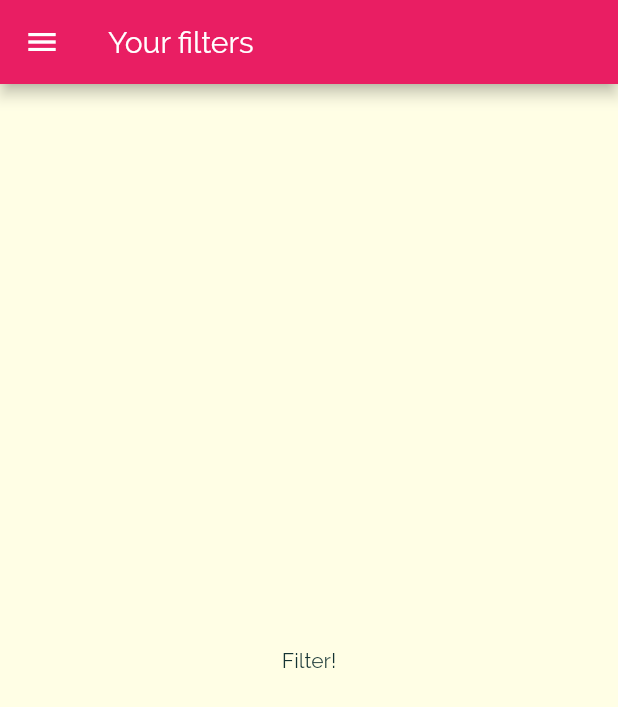
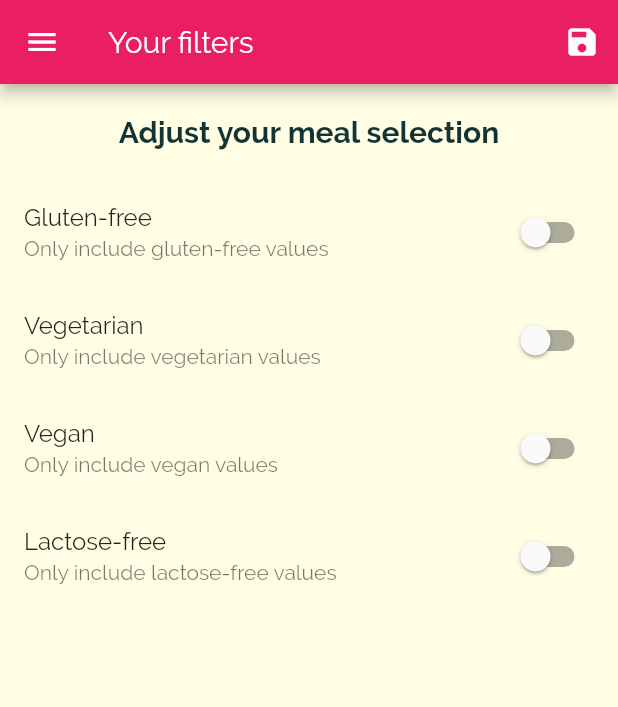
Before and after one commit to zubeirom/flutter_meals, a Flutter app: the FilterScreen screen opened by its route, on a phone screen of 412 x 824 dp. Shown: the top 707 px of the screen. Run offline on Flutter 3.47's test engine with Material 2 defaults, Android fonts, the phone set to English and light mode, and no system bars.

Commit message:
add filtering

```diff
--- a/lib/main.dart
+++ b/lib/main.dart
@@ -1,6 +1,8 @@
 import 'package:flutter/material.dart';
+import './dummy-data.dart';
 import './screens/filters_screen.dart';
 import './screens/meal_detail_screen.dart';
+import 'models/meal.dart';
 import 'screens/categories_screen.dart';
 import './screens/category_meals_screen.dart';
 
@@ -10,8 +12,43 @@ void main() {
   runApp(MyApp());
 }
 
-class MyApp extends StatelessWidget {
-  // This widget is the root of your application.
+class MyApp extends StatefulWidget {
+  @override
+  _MyAppState createState() => _MyAppState();
+}
+
+class _MyAppState extends State<MyApp> {
+  Map<String, bool> _filters = {
+    'gluten': false,
+    'lactose': false,
+    'vegan': false,
+    'vegetarian': false
+  };
+
+  List<Meal> _availableMeals = DUMMY_MEALS;
+
+  void _setFilters(Map<String, bool> filterData) {
+    setState(() {
+      _filters = filterData;
+      _availableMeals = DUMMY_MEALS.where((meal) {
+        if (_filters['gluten'] && !meal.isGlutenFree) {
+          return false;
+        }
+        if (_filters['lactose'] && !meal.isLactoseFree) {
+          return false;
+        }
+        if (_filters['vegan'] && !meal.isVegan) {
+          return false;
+        }
+        if (_filters['vegetarian'] && !meal.isVegetarian) {
+          return false;
+        }
+
+        return true;
+      }).toList();
+    });
+  }
+
   @override
   Widget build(BuildContext context) {
     return MaterialApp(
@@ -34,9 +71,10 @@ class MyApp extends StatelessWidget {
       initialRoute: '/',
       routes: {
         '/': (ctx) => TabsScreen(),
-        CategoryMealsScreen.routeName: (ctx) => CategoryMealsScreen(),
+        CategoryMealsScreen.routeName: (ctx) =>
+            CategoryMealsScreen(_availableMeals),
         MealDetailScreen.routeName: (ctx) => MealDetailScreen(),
-        FilterScreen.routeName: (ctx) => FilterScreen(),
+        FilterScreen.routeName: (ctx) => FilterScreen(_filters, _setFilters),
       },
       // onGenerateRoute: (settings) {
       //   print(settings.arguments);
--- a/lib/screens/category_meals_screen.dart
+++ b/lib/screens/category_meals_screen.dart
@@ -1,10 +1,13 @@
 import 'package:flutter/material.dart';
 import '../models/meal.dart';
 import '../widgets/meal_item.dart';
-import '../dummy-data.dart';
 
 class CategoryMealsScreen extends StatefulWidget {
   static const routeName = '/category-meals';
+
+  final List<Meal> availableMeals;
+
+  CategoryMealsScreen(this.availableMeals);
 
   @override
   _CategoryMealsScreenState createState() => _CategoryMealsScreenState();
@@ -23,7 +26,7 @@ class _CategoryMealsScreenState extends State<CategoryMealsScreen> {
 
       categoryTitle = routeArgs['title'];
       final categoryId = routeArgs['id'];
-      displayedMeals = DUMMY_MEALS.where((meal) {
+      displayedMeals = widget.availableMeals.where((meal) {
         return meal.categories.contains(categoryId);
       }).toList();
       _loadedInitData = true;
--- a/lib/screens/filters_screen.dart
+++ b/lib/screens/filters_screen.dart
@@ -1,16 +1,105 @@
 import 'package:flutter/material.dart';
 import 'package:flutter_meals/widgets/main_drawer.dart';
 
-class FilterScreen extends StatelessWidget {
+class FilterScreen extends StatefulWidget {
   static const routeName = '/filters';
+
+  final Function saveFilters;
+
+  Map<String, bool> currentFilters;
+
+  FilterScreen(this.currentFilters, this.saveFilters);
+
+  @override
+  _FilterScreenState createState() => _FilterScreenState();
+}
+
+class _FilterScreenState extends State<FilterScreen> {
+  bool _glutenFree = false;
+  bool _vegetarian = false;
+  bool _vegan = false;
+  bool _lactoseFree = false;
+
+  @override
+  initState() {
+    _glutenFree = widget.currentFilters['gluten'];
+    _vegetarian = widget.currentFilters['vegetarian'];
+    _vegan = widget.currentFilters['vegan'];
+    _lactoseFree = widget.currentFilters['lactose'];
+    super.initState();
+  }
+
+  Widget _buildSwitchListTile(String title, String description,
+      bool currentValue, Function updateValue) {
+    return SwitchListTile(
+      value: currentValue,
+      onChanged: updateValue,
+      title: Text(title),
+      subtitle: Text(description),
+    );
+  }
 
   @override
   Widget build(BuildContext context) {
     return Scaffold(
-      appBar: AppBar(title: Text('Your filters')),
+      appBar: AppBar(
+        title: Text('Your filters'),
+        actions: [
+          IconButton(
+            icon: Icon(Icons.save),
+            onPressed: () => widget.saveFilters({
+              'gluten': _glutenFree,
+              'lactose': _lactoseFree,
+              'vegan': _vegan,
+              'vegetarian': _vegetarian
+            }),
+          ),
+        ],
+      ),
       drawer: MainDrawer(),
-      body: Center(
-        child: Text('Filter!'),
+      body: Column(
+        children: [
+          Container(
+            padding: EdgeInsets.all(20),
+            child: Text(
+              'Adjust your meal selection',
+              style: Theme.of(context).textTheme.headline1,
+            ),
+          ),
+          Expanded(
+            child: ListView(
+              children: [
+                _buildSwitchListTile('Gluten-free',
+                    'Only include gluten-free values', _glutenFree, (newValue) {
+                  setState(() {
+                    _glutenFree = newValue;
+                  });
+                }),
+                _buildSwitchListTile(
+                    'Vegetarian', 'Only include vegetarian values', _vegetarian,
+                    (newValue) {
+                  setState(() {
+                    _vegetarian = newValue;
+                  });
+                }),
+                _buildSwitchListTile(
+                    'Vegan', 'Only include vegan values', _vegan, (newValue) {
+                  setState(() {
+                    _vegan = newValue;
+                  });
+                }),
+                _buildSwitchListTile(
+                    'Lactose-free',
+                    'Only include lactose-free values',
+                    _lactoseFree, (newValue) {
+                  setState(() {
+                    _lactoseFree = newValue;
+                  });
+                })
+              ],
+            ),
+          )
+        ],
       ),
     );
   }
```
